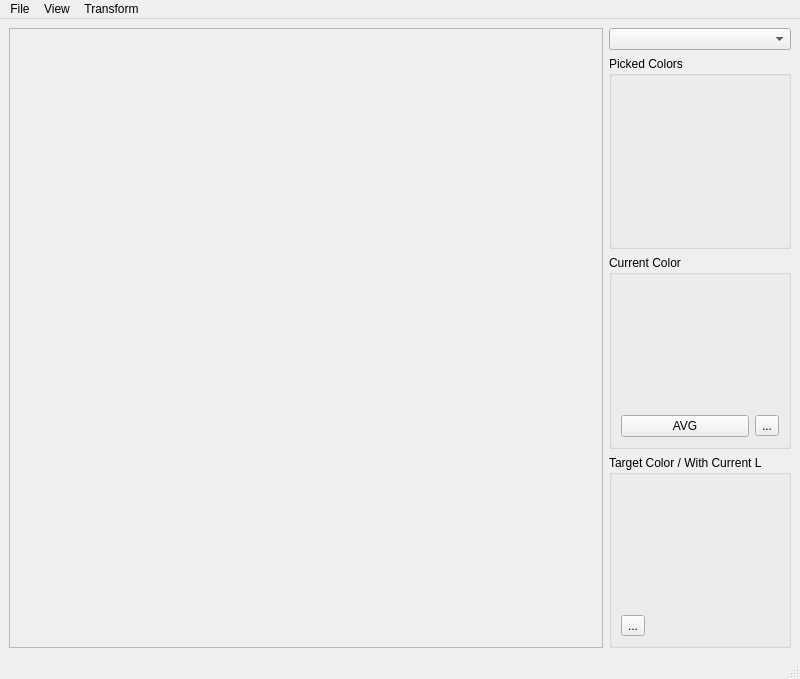
First picture: the form in MainWindow.ui, repository imanolooo/wp3-color-restoration, before the edit.
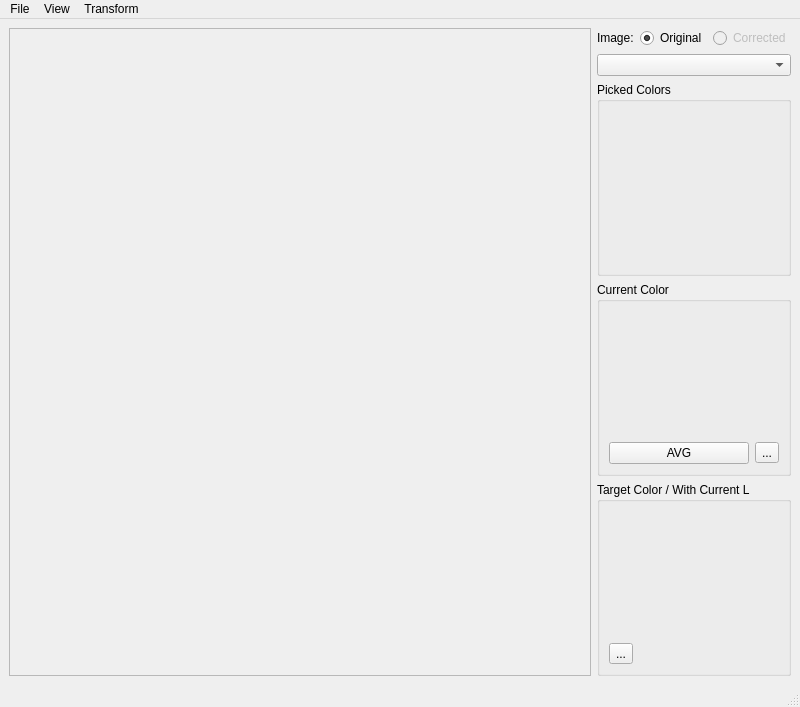
Second picture: the form after the edit.

The edit to the form file:
```diff
--- a/MainWindow.ui
+++ b/MainWindow.ui
@@ -7,7 +7,7 @@
     <x>0</x>
     <y>0</y>
     <width>800</width>
-    <height>679</height>
+    <height>707</height>
    </rect>
   </property>
   <property name="windowTitle">
@@ -27,8 +27,8 @@
           <rect>
            <x>0</x>
            <y>0</y>
-           <width>545</width>
-           <height>613</height>
+           <width>537</width>
+           <height>641</height>
           </rect>
          </property>
         </widget>
@@ -38,6 +38,46 @@
     </item>
     <item row="0" column="1">
      <layout class="QVBoxLayout" name="verticalLayout_2">
+      <item>
+       <layout class="QHBoxLayout" name="horizontalLayout_2">
+        <item>
+         <widget class="QLabel" name="label">
+          <property name="text">
+           <string>Image:</string>
+          </property>
+         </widget>
+        </item>
+        <item>
+         <widget class="QRadioButton" name="originalRadioButton">
+          <property name="text">
+           <string>Original</string>
+          </property>
+          <property name="checked">
+           <bool>true</bool>
+          </property>
+          <attribute name="buttonGroup">
+           <string notr="true">buttonGroup</string>
+          </attribute>
+         </widget>
+        </item>
+        <item>
+         <widget class="QRadioButton" name="correctedRadioButton">
+          <property name="enabled">
+           <bool>false</bool>
+          </property>
+          <property name="text">
+           <string>Corrected</string>
+          </property>
+          <property name="checkable">
+           <bool>true</bool>
+          </property>
+          <attribute name="buttonGroup">
+           <string notr="true">buttonGroup</string>
+          </attribute>
+         </widget>
+        </item>
+       </layout>
+      </item>
       <item>
        <widget class="QComboBox" name="currentColor"/>
       </item>
```
Left out of the diff: 83 changed lines with no effect on the pictures.
